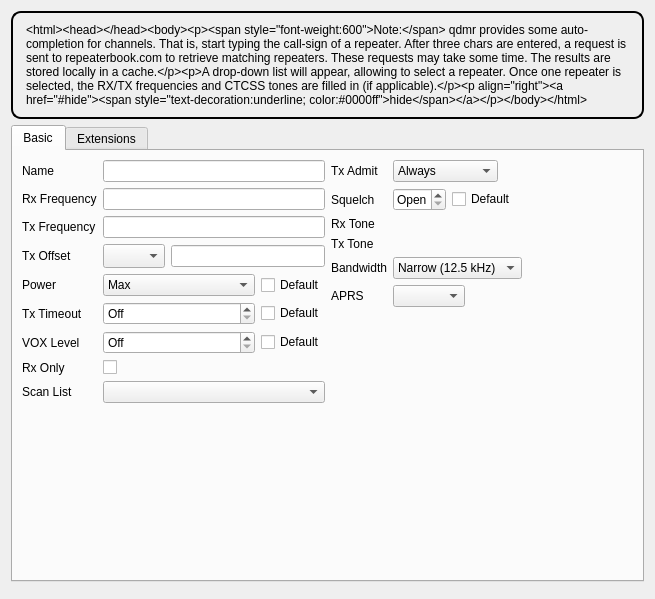
This is src/analogchanneldialog.ui in hmatuschek/qdmr as Qt 5 draws it before an edit. The edited form follows.
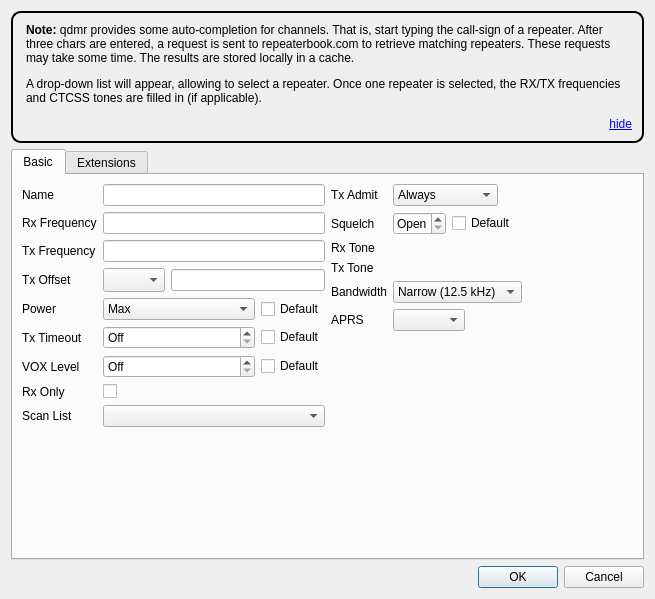
This is the edited form. Custom widgets are drawn as their Qt base class.

Commit message: Fixed dialog, some flags were reset. (#700)

```diff
--- a/src/analogchanneldialog.ui
+++ b/src/analogchanneldialog.ui
@@ -29,7 +29,7 @@
       <string>&lt;html&gt;&lt;head/&gt;&lt;body&gt;&lt;p&gt;&lt;span style=&quot; font-weight:600;&quot;&gt;Note:&lt;/span&gt; qdmr provides some auto-completion for channels. That is, start typing the call-sign of a repeater. After three chars are entered, a request is sent to repeaterbook.com to retrieve matching repeaters. These requests may take some time. The results are stored locally in a cache.&lt;/p&gt;&lt;p&gt;A drop-down list will appear, allowing to select a repeater. Once one repeater is selected, the RX/TX frequencies and CTCSS tones are filled in (if applicable).&lt;/p&gt;&lt;p align=&quot;right&quot;&gt;&lt;a href=&quot;#hide&quot;&gt;&lt;span style=&quot; text-decoration: underline; color:#0000ff;&quot;&gt;hide&lt;/span&gt;&lt;/a&gt;&lt;/p&gt;&lt;/body&gt;&lt;/html&gt;</string>
      </property>
      <property name="textFormat">
-      <enum>Qt::PlainText</enum>
+      <enum>Qt::TextFormat::RichText</enum>
      </property>
      <property name="wordWrap">
       <bool>true</bool>
@@ -460,8 +460,14 @@
    </item>
    <item>
     <widget class="QDialogButtonBox" name="buttonBox">
+     <property name="sizePolicy">
+      <sizepolicy hsizetype="Expanding" vsizetype="Minimum">
+       <horstretch>0</horstretch>
+       <verstretch>0</verstretch>
+      </sizepolicy>
+     </property>
      <property name="standardButtons">
-      <set>QDialogButtonBox::NoButton</set>
+      <set>QDialogButtonBox::StandardButton::Cancel|QDialogButtonBox::StandardButton::Ok</set>
      </property>
     </widget>
    </item>
```
Left out of the diff: 6 changed lines with no effect on the pictures.
